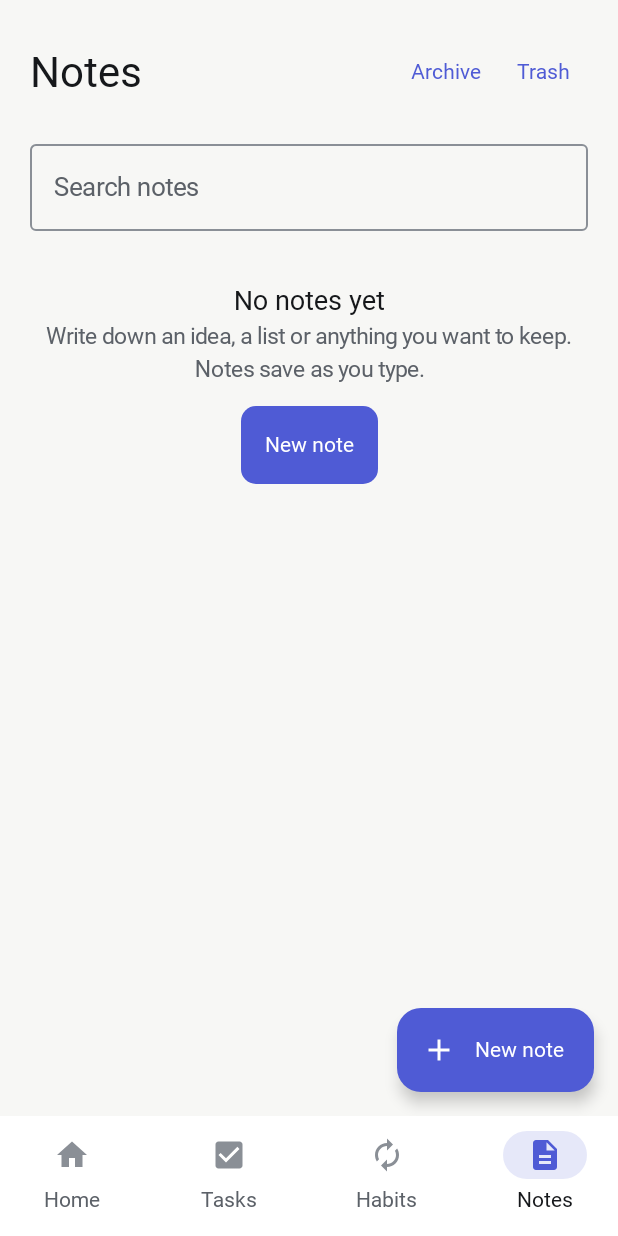
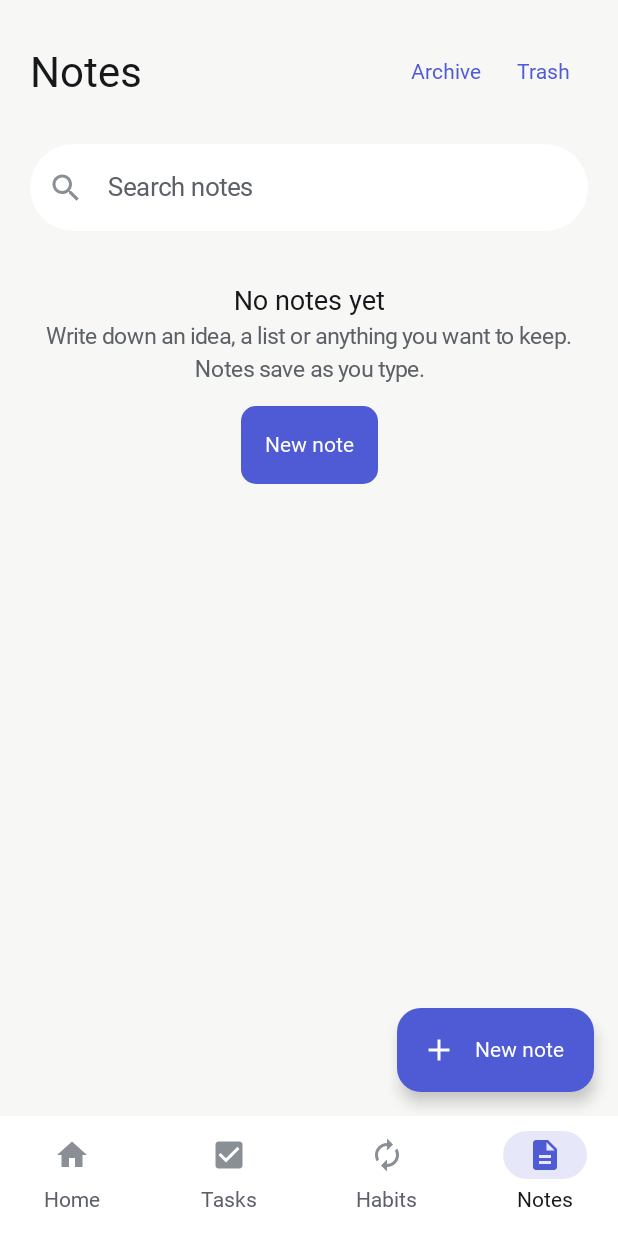
Before and after one commit to thesasan1/app, an Android app built with Jetpack Compose: the screen it shows after launch (MainActivity), item 4 of the bottom bar chosen, on a phone screen of 412 x 824 dp. Run offline under Robolectric (Android 15) with nearby library versions, the phone set to English and light mode, and no system bars; our stand-ins replace Dagger/Hilt's generated code, Room's generated code; Roboto replaces fonts that are not available here; 1 statement that could not run was skipped.

Commit message:
feat(notes): pill-shaped search field (#50)
Co-authored-by: thesasan1 <360538443+thesasan1@users.noreply.github.com>

```diff
--- a/android/core/designsystem/src/main/kotlin/com/thesasan1/app/core/designsystem/component/AppIcons.kt
+++ b/android/core/designsystem/src/main/kotlin/com/thesasan1/app/core/designsystem/component/AppIcons.kt
@@ -53,6 +53,15 @@ object AppIcons {
         )
     }
 
+    val Search: ImageVector by lazy {
+        icon(
+            "Search",
+            "M15.5,14h-0.79l-0.28,-0.27C15.41,12.59 16,11.11 16,9.5 16,5.91 13.09,3 9.5,3S3,5.91 3,9.5 " +
+                "5.91,16 9.5,16c1.61,0 3.09,-0.59 4.23,-1.57l0.27,0.28v0.79l5,4.99L20.49,19l-4.99,-5z" +
+                "M9.5,14C7.01,14 5,11.99 5,9.5S7.01,5 9.5,5 14,7.01 14,9.5 11.99,14 9.5,14z",
+        )
+    }
+
     val Add: ImageVector by lazy { icon("Add", "M19,13h-6v6h-2v-6H5v-2h6V5h2v6h6v2z") }
 
     @Suppress("MagicNumber") // Material icons use a 24-unit canvas.
--- a/android/feature/notes/src/main/kotlin/com/thesasan1/app/feature/notes/ui/NotesListScreen.kt
+++ b/android/feature/notes/src/main/kotlin/com/thesasan1/app/feature/notes/ui/NotesListScreen.kt
@@ -13,14 +13,16 @@ import androidx.compose.foundation.lazy.LazyListScope
 import androidx.compose.foundation.lazy.items
 import androidx.compose.material3.ExtendedFloatingActionButton
 import androidx.compose.material3.Icon
-import androidx.compose.material3.OutlinedTextField
 import androidx.compose.material3.Scaffold
 import androidx.compose.material3.Text
 import androidx.compose.material3.TextButton
+import androidx.compose.material3.TextField
+import androidx.compose.material3.TextFieldDefaults
 import androidx.compose.runtime.Composable
 import androidx.compose.runtime.getValue
 import androidx.compose.ui.Alignment
 import androidx.compose.ui.Modifier
+import androidx.compose.ui.graphics.Color
 import androidx.compose.ui.res.stringResource
 import androidx.compose.ui.semantics.heading
 import androidx.compose.ui.semantics.semantics
@@ -33,6 +35,7 @@ import com.thesasan1.app.core.designsystem.component.AppIcons
 import com.thesasan1.app.core.designsystem.component.EmptyState
 import com.thesasan1.app.core.designsystem.component.ScreenHeader
 import com.thesasan1.app.core.designsystem.theme.AppTheme
+import com.thesasan1.app.core.designsystem.theme.Radii
 import com.thesasan1.app.core.designsystem.theme.Spacing
 import com.thesasan1.app.feature.notes.R
 
@@ -87,11 +90,20 @@ internal fun NotesListScreen(
                 TextButton(onClick = onOpenArchive) { Text(stringResource(R.string.feature_notes_archive)) }
                 TextButton(onClick = onOpenTrash) { Text(stringResource(R.string.feature_notes_trash)) }
             }
-            OutlinedTextField(
+            TextField(
                 value = uiState.query,
                 onValueChange = onQueryChange,
                 placeholder = { Text(stringResource(R.string.feature_notes_search_hint)) },
+                leadingIcon = { Icon(AppIcons.Search, contentDescription = null, tint = AppTheme.colors.textTertiary) },
                 singleLine = true,
+                shape = Radii.full,
+                colors = TextFieldDefaults.colors(
+                    focusedContainerColor = AppTheme.colors.surface,
+                    unfocusedContainerColor = AppTheme.colors.surface,
+                    focusedIndicatorColor = Color.Transparent,
+                    unfocusedIndicatorColor = Color.Transparent,
+                    disabledIndicatorColor = Color.Transparent,
+                ),
                 modifier = Modifier.fillMaxWidth().padding(vertical = Spacing.md),
             )
             when {
```
Also changed, not shown: 3 other files.
